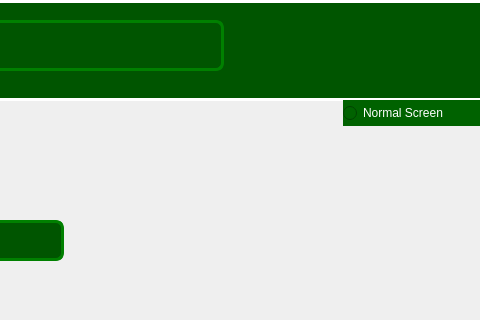
This is userlogin.ui in Rabsoninnora/RoseGardenPlantCareSystem as Qt 5 draws it before an edit; both pictures show x 797 to 1277 and y 0 to 320 of the 1277 by 785 pixel window. The edited form follows.
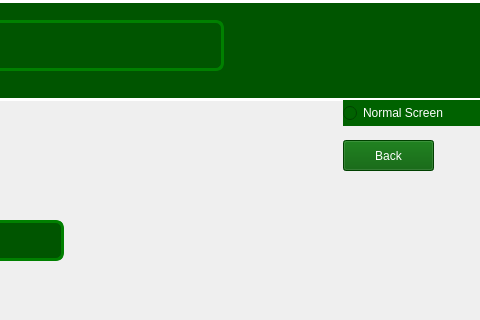
This is the edited form. Icons and pictures are not drawn.

Commit message: Added functionality to back buttons and modified the receipt to feature all needed info

```diff
--- a/userlogin.ui
+++ b/userlogin.ui
@@ -297,6 +297,31 @@
     <string>Normal Screen</string>
    </property>
   </widget>
+  <widget class="QPushButton" name="btn_log_back">
+   <property name="geometry">
+    <rect>
+     <x>1140</x>
+     <y>140</y>
+     <width>91</width>
+     <height>31</height>
+    </rect>
+   </property>
+   <property name="styleSheet">
+    <string notr="true"> 
+QPushButton{
+                    color: rgb(255, 255, 255);
+                   
+                    background-color: rgb(0, 90, 0);
+                    font: 600 11pt ;
+
+}
+
+ </string>
+   </property>
+   <property name="text">
+    <string>Back</string>
+   </property>
+  </widget>
  </widget>
  <resources>
   <include location="resource.qrc"/>
```
The commit also changes 10 other files.
